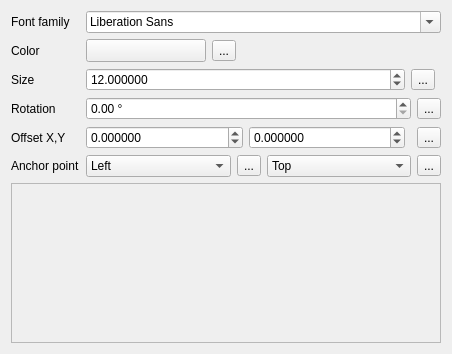
First picture: the form in src/ui/symbollayer/widget_fontmarker.ui, repository carsmie/QGIS, before the edit.
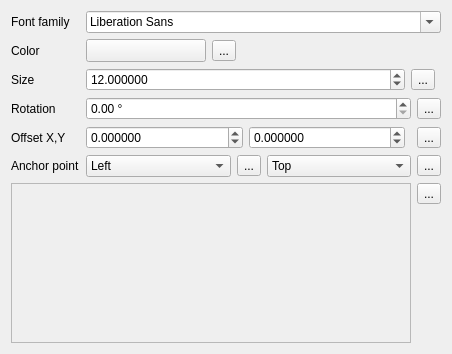
Second picture: the form after the edit. Custom widgets are drawn as their Qt base class.

Commit message: Data defined font marker character

```diff
--- a/src/ui/symbollayer/widget_fontmarker.ui
+++ b/src/ui/symbollayer/widget_fontmarker.ui
@@ -13,8 +13,8 @@
   <property name="windowTitle">
    <string>Form</string>
   </property>
-  <layout class="QGridLayout" name="gridLayout_2">
-   <item row="0" column="0">
+  <layout class="QVBoxLayout" name="verticalLayout">
+   <item>
     <layout class="QGridLayout" name="gridLayout">
      <item row="1" column="1">
       <layout class="QHBoxLayout" name="horizontalLayout_3">
@@ -290,7 +290,29 @@
      </item>
     </layout>
    </item>
-   <item row="1" column="0">
+   <item>
+    <layout class="QGridLayout" name="gridLayout_2">
+     <item row="0" column="1">
+      <widget class="QgsDataDefinedButton" name="mCharDDBtn">
+       <property name="text">
+        <string>...</string>
+       </property>
+      </widget>
+     </item>
+     <item row="1" column="1">
+      <spacer name="verticalSpacer">
+       <property name="orientation">
+        <enum>Qt::Vertical</enum>
+       </property>
+       <property name="sizeHint" stdset="0">
+        <size>
+         <width>20</width>
+         <height>40</height>
+        </size>
+       </property>
+      </spacer>
+     </item>
+     <item row="0" column="0" rowspan="2">
     <widget class="QScrollArea" name="scrollArea">
      <widget class="QWidget" name="scrollAreaWidgetContents">
       <property name="geometry">
@@ -303,6 +325,8 @@
       </property>
      </widget>
     </widget>
+     </item>
+    </layout>
    </item>
   </layout>
  </widget>
```
Lines whose indentation alone changed are shown as unchanged. The commit also changes 7 other files.
